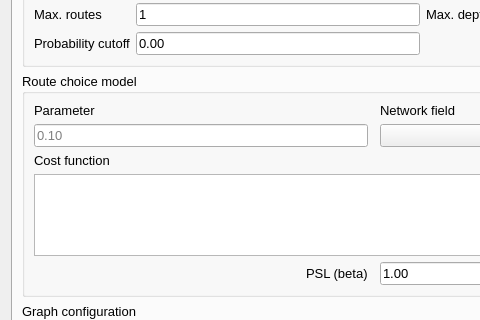
The window that qaequilibrae/modules/paths_procedures/forms/ui_route_choice.ui (AequilibraE/qaequilibrae) describes before a commit, drawn with Qt 5; both pictures show x 0 to 480 and y 103 to 423 of the 814 by 547 pixel window.
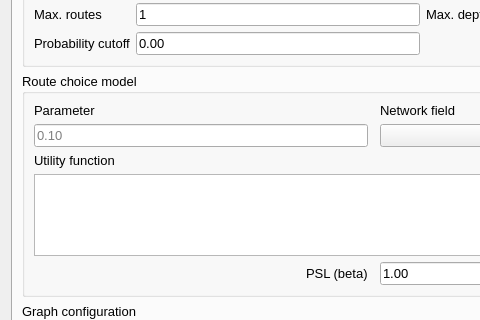
The same window after the commit. Custom widgets are drawn as their Qt base class.

Commit message: Utility function

Diff of the .ui file:
```diff
--- a/qaequilibrae/modules/paths_procedures/forms/ui_route_choice.ui
+++ b/qaequilibrae/modules/paths_procedures/forms/ui_route_choice.ui
@@ -177,7 +177,7 @@
           <item row="7" column="0">
            <widget class="QLabel" name="label_18">
             <property name="text">
-             <string>Cost function</string>
+             <string>Utility function</string>
             </property>
            </widget>
           </item>
```
The commit also changes 2 other files.
